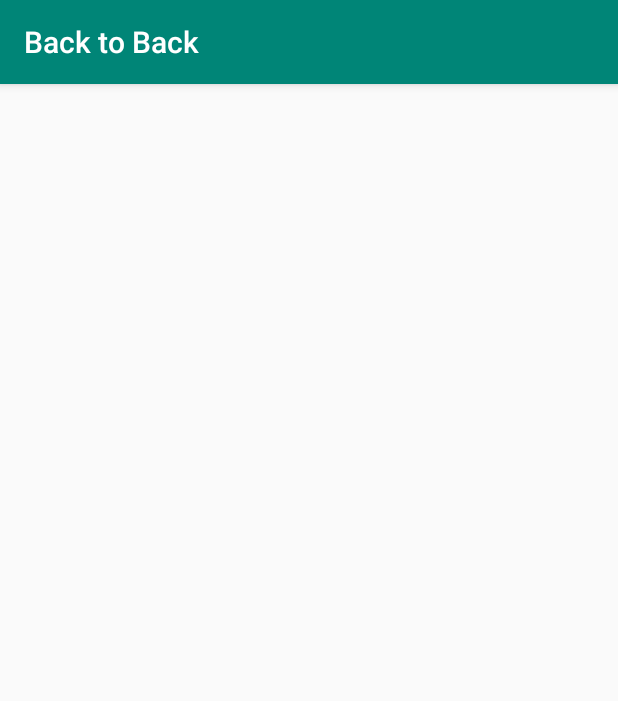
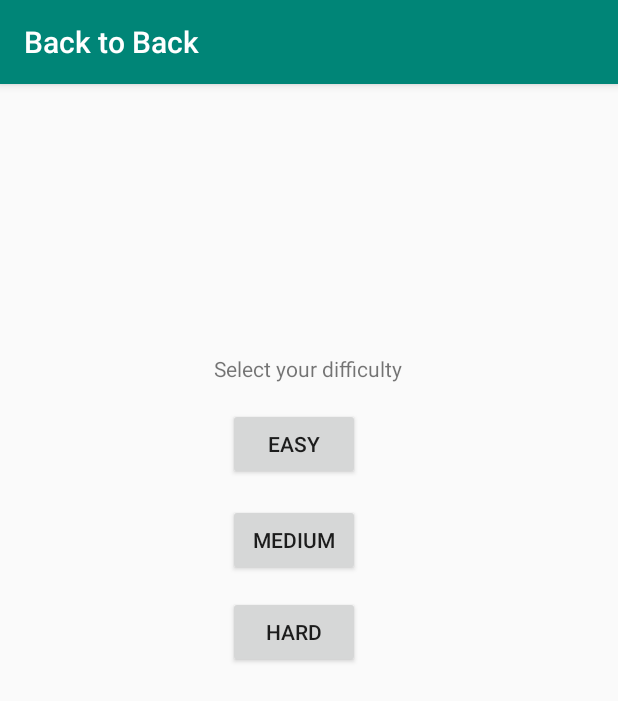
Before and after one commit to Erelae/FlashCards, an Android app: the SecondActivity screen opened directly, with no data from a screen before it, on a phone screen of 412 x 824 dp. Shown: the top 701 px of the screen. Run offline under Robolectric (Android 15) with nearby library versions, the phone set to English and light mode, and no system bars.

Commit message:
last commit liens activity

```diff
--- a/MyFirstApp/app/src/main/AndroidManifest.xml
+++ b/MyFirstApp/app/src/main/AndroidManifest.xml
@@ -12,7 +12,8 @@
         android:roundIcon="@mipmap/ic_launcher_round"
         android:supportsRtl="true"
         android:theme="@style/AppTheme">
-        <activity android:name=".SecondActivity"></activity>
+        <activity android:name=".ThirdActivity"></activity>
+        <activity android:name=".SecondActivity" />
         <activity android:name=".MainActivity">
             <intent-filter>
                 <action android:name="android.intent.action.MAIN" />
--- a/MyFirstApp/app/src/main/res/layout/activity_second.xml
+++ b/MyFirstApp/app/src/main/res/layout/activity_second.xml
@@ -6,4 +6,49 @@
     android:layout_height="match_parent"
     tools:context=".SecondActivity">
 
+    <TextView
+        android:id="@+id/textView"
+        android:layout_width="wrap_content"
+        android:layout_height="wrap_content"
+        android:text="Select your difficulty"
+        app:layout_constraintBottom_toBottomOf="parent"
+        app:layout_constraintHorizontal_bias="0.498"
+        app:layout_constraintLeft_toLeftOf="parent"
+        app:layout_constraintRight_toRightOf="parent"
+        app:layout_constraintTop_toTopOf="parent"
+        app:layout_constraintVertical_bias="0.24" />
+
+
+    <Button
+        android:id="@+id/button4"
+        android:layout_width="wrap_content"
+        android:layout_height="wrap_content"
+        android:layout_marginStart="152dp"
+        android:layout_marginLeft="152dp"
+        android:layout_marginTop="216dp"
+        android:text="Easy"
+        app:layout_constraintStart_toStartOf="parent"
+        app:layout_constraintTop_toTopOf="parent" />
+
+    <Button
+        android:id="@+id/button5"
+        android:layout_width="wrap_content"
+        android:layout_height="wrap_content"
+        android:layout_marginStart="152dp"
+        android:layout_marginLeft="152dp"
+        android:layout_marginTop="280dp"
+        android:text="Medium"
+        app:layout_constraintStart_toStartOf="parent"
+        app:layout_constraintTop_toTopOf="parent" />
+
+    <Button
+        android:id="@+id/button6"
+        android:layout_width="wrap_content"
+        android:layout_height="wrap_content"
+        android:layout_marginStart="152dp"
+        android:layout_marginLeft="152dp"
+        android:layout_marginTop="341dp"
+        android:text="Hard"
+        app:layout_constraintStart_toStartOf="parent"
+        app:layout_constraintTop_toTopOf="parent" />
 </androidx.constraintlayout.widget.ConstraintLayout>
```
Also changed, not shown: MyFirstApp/app/src/main/java/com/example/myfirstapp/MainActivity.java (+24 -0 lines), MyFirstApp/app/src/main/java/com/example/myfirstapp/ThirdActivity.java (added, +14 -0 lines), MyFirstApp/app/src/main/res/layout/activity_main.xml (+9 -3 lines), MyFirstApp/app/src/main/res/layout/activity_third.xml (added, +16 -0 lines).
